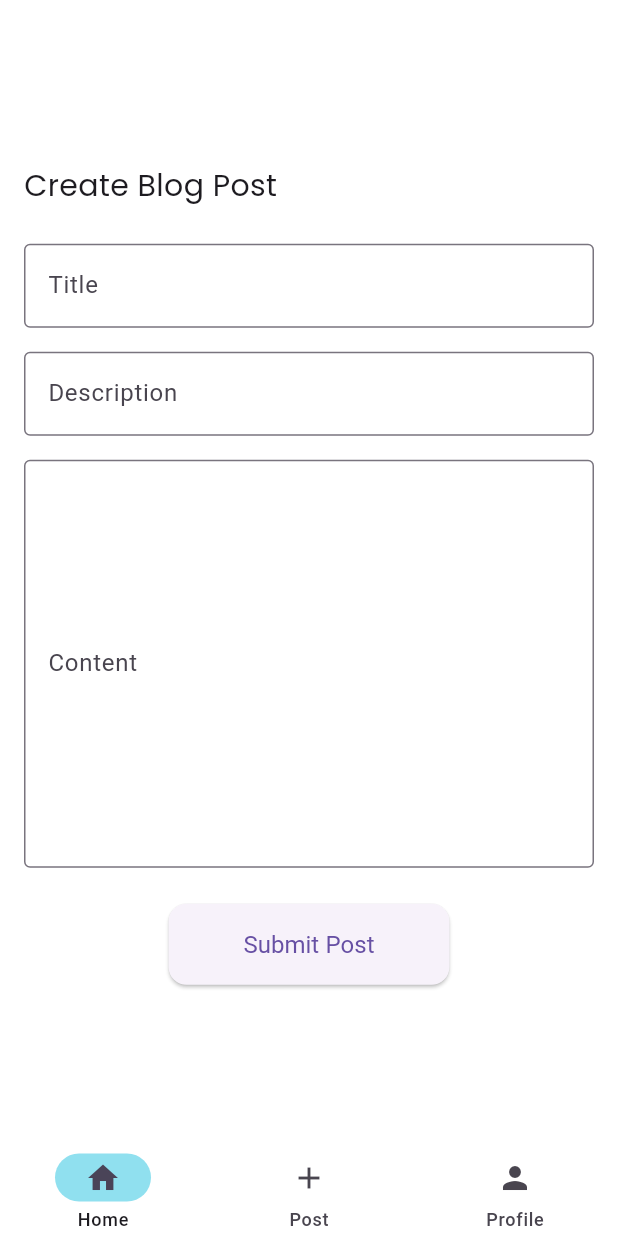
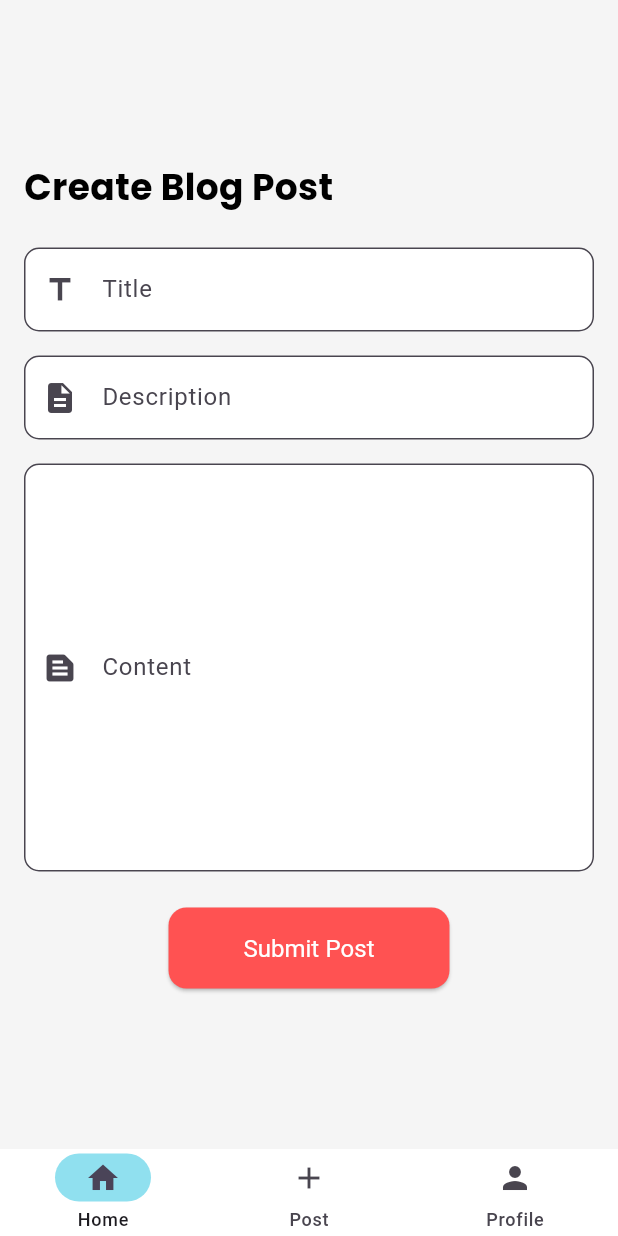
Before and after one commit to manuel-spec/blogify, a Flutter app: the PostWidget screen opened by its route, on a phone screen of 412 x 824 dp. Run offline on Flutter 3.47's test engine with Material 3 defaults, Android fonts, the phone set to English and light mode, and no system bars; our stand-ins replace go_router, google_fonts, ionicons, shared_preferences; accounts and stored records are empty.

Commit message:
post page user interface

```diff
--- a/lib/pages/Post/create.dart
+++ b/lib/pages/Post/create.dart
@@ -1,5 +1,4 @@
 import 'dart:convert';
-
 import 'package:blogify/Services/utils.dart';
 import 'package:flutter/material.dart';
 import 'package:google_fonts/google_fonts.dart';
@@ -21,16 +20,13 @@ class _PostWidgetState extends State<PostWidget> {
 
   void _submitPost() async {
     if (_formKey.currentState!.validate()) {
-      // Process the data (e.g., send it to a server or save it locally)
       String title = _titleController.text;
       String description = _descriptionController.text;
       String content = _contentController.text;
 
-      // Get the token from SharedPreferences
       SharedPreferences prefs = await SharedPreferences.getInstance();
       String? token = prefs.getString('token');
 
-      // Make the HTTP POST request
       Uri url = Uri.parse(blogUrl);
 
       http.Response response = await http.post(
@@ -48,19 +44,16 @@ class _PostWidgetState extends State<PostWidget> {
       );
 
       if (response.statusCode == 201) {
-        // Clear the form
         _titleController.clear();
         _descriptionController.clear();
         _contentController.clear();
         print(response.body);
 
-        // Show a confirmation message
         ScaffoldMessenger.of(context).showSnackBar(
           const SnackBar(content: Text('Post submitted successfully!')),
         );
       } else {
         print(response.body);
-        // Handle the error
         ScaffoldMessenger.of(context).showSnackBar(
           const SnackBar(
               content: Text('Failed to submit post. Please try again.')),
@@ -72,7 +65,7 @@ class _PostWidgetState extends State<PostWidget> {
   @override
   Widget build(BuildContext context) {
     return Scaffold(
-      backgroundColor: Colors.white,
+      backgroundColor: Color(0xFFF5F5F5),
       body: Center(
         child: SingleChildScrollView(
           padding: const EdgeInsets.all(16.0),
@@ -84,22 +77,27 @@ class _PostWidgetState extends State<PostWidget> {
                 Text(
                   'Create Blog Post',
                   style: TextStyle(
-                    fontSize: 20,
+                    fontSize: 24,
+                    fontWeight: FontWeight.bold,
+                    color: Colors.black,
                     fontFamily: GoogleFonts.poppins().fontFamily,
                   ),
                 ),
                 SizedBox(height: 24),
                 TextFormField(
                   controller: _titleController,
-                  decoration: const InputDecoration(
+                  decoration: InputDecoration(
                     labelText: 'Title',
                     border: OutlineInputBorder(
+                      borderRadius: BorderRadius.circular(10),
                       borderSide: BorderSide(color: Colors.black26),
                     ),
-                    filled: false,
-                    fillColor: Colors.black12,
+                    filled: true,
+                    fillColor: Colors.white,
+                    prefixIcon: Icon(Icons.title),
                     focusedBorder: OutlineInputBorder(
-                      borderSide: BorderSide(color: Colors.lightBlueAccent),
+                      borderRadius: BorderRadius.circular(10),
+                      borderSide: BorderSide(color: Colors.redAccent),
                     ),
                   ),
                   validator: (value) {
@@ -112,15 +110,18 @@ class _PostWidgetState extends State<PostWidget> {
                 SizedBox(height: 16),
                 TextFormField(
                   controller: _descriptionController,
-                  decoration: const InputDecoration(
+                  decoration: InputDecoration(
                     labelText: 'Description',
                     border: OutlineInputBorder(
+                      borderRadius: BorderRadius.circular(10),
                       borderSide: BorderSide(color: Colors.black26),
                     ),
-                    filled: false,
+                    filled: true,
                     fillColor: Colors.white,
+                    prefixIcon: Icon(Icons.description),
                     focusedBorder: OutlineInputBorder(
-                      borderSide: BorderSide(color: Colors.black26),
+                      borderRadius: BorderRadius.circular(10),
+                      borderSide: BorderSide(color: Colors.redAccent),
                     ),
                   ),
                   validator: (value) {
@@ -133,15 +134,18 @@ class _PostWidgetState extends State<PostWidget> {
                 SizedBox(height: 16),
                 TextFormField(
                   controller: _contentController,
-                  decoration: const InputDecoration(
+                  decoration: InputDecoration(
                     labelText: 'Content',
                     border: OutlineInputBorder(
-                      borderSide: BorderSide(color: Colors.lightBlueAccent),
+                      borderRadius: BorderRadius.circular(10),
+                      borderSide: BorderSide(color: Colors.black26),
                     ),
-                    filled: false,
+                    filled: true,
                     fillColor: Colors.white,
+                    prefixIcon: Icon(Icons.text_snippet),
                     focusedBorder: OutlineInputBorder(
-                      borderSide: BorderSide(color: Colors.lightBlueAccent),
+                      borderRadius: BorderRadius.circular(10),
+                      borderSide: BorderSide(color: Colors.redAccent),
                     ),
                   ),
                   maxLines: 10,
@@ -158,7 +162,8 @@ class _PostWidgetState extends State<PostWidget> {
                     onPressed: _submitPost,
                     child: Text('Submit Post'),
                     style: ElevatedButton.styleFrom(
-                      iconColor: Colors.lightBlueAccent,
+                      primary: Colors.redAccent,
+                      onPrimary: Colors.white,
                       padding:
                           EdgeInsets.symmetric(horizontal: 50, vertical: 15),
                       textStyle: TextStyle(fontSize: 16),
```
